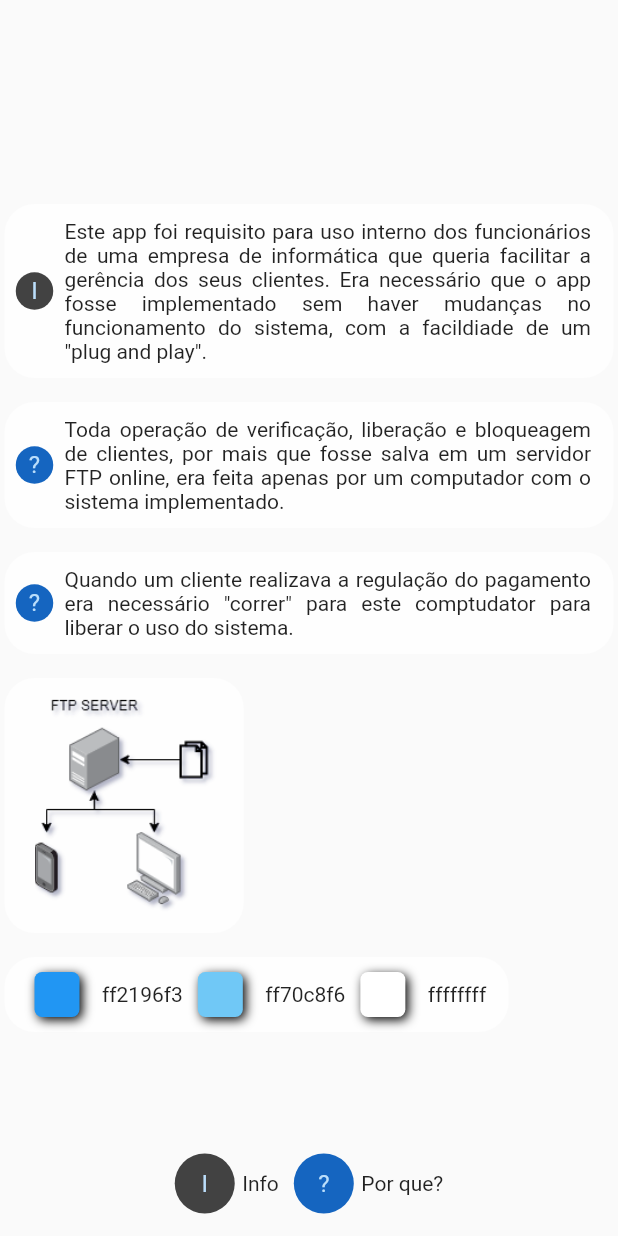
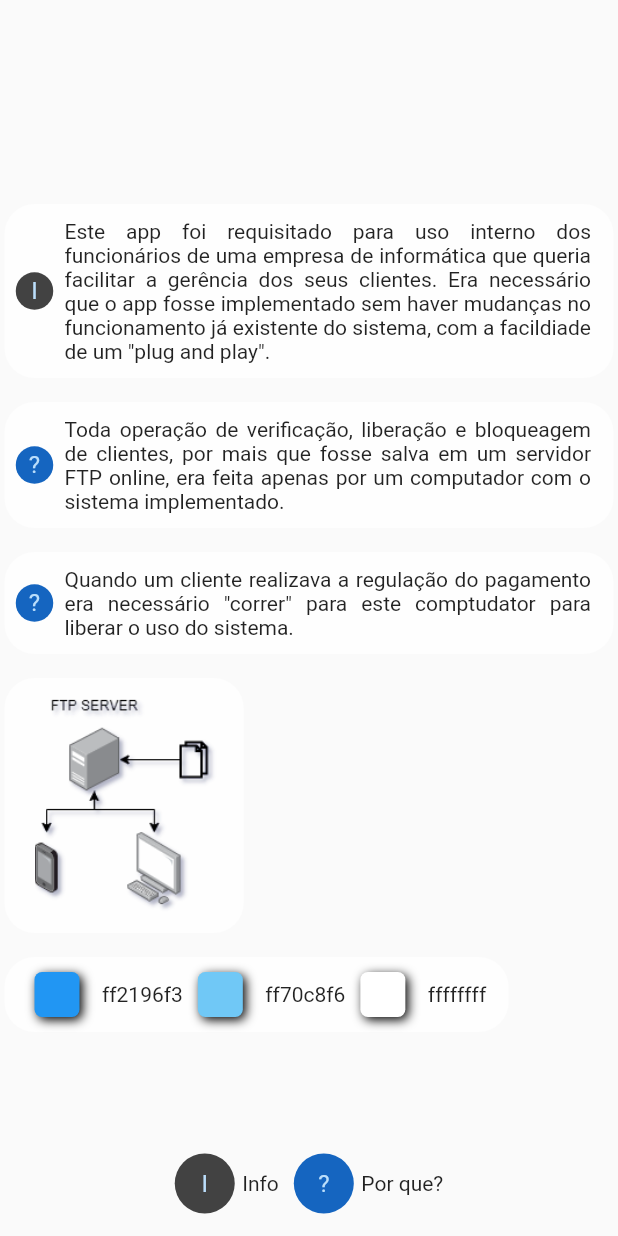
Before and after one commit to CabraKill/portfolio, a Flutter app: the Commercial1Page2 widget shown alone on an empty page, opened directly, on a phone screen of 412 x 824 dp. Run offline on Flutter 3.47's test engine with Material 2 defaults, Android fonts, the phone set to English and light mode, and no system bars; our stand-ins replace flare_flutter, get, video_player; missing offline and left inert: clipboard.

Commit message:
version 1.1.0; portuguese fixs

```diff
--- a/lib/pages/subpages/commercial1/commercial1_Page2.dart
+++ b/lib/pages/subpages/commercial1/commercial1_Page2.dart
@@ -26,7 +26,7 @@ class Commercial1Page2 extends StatelessWidget {
               children: [
                 const MyChip.info(
                     text:
-                        "Este app foi requisito para uso interno dos funcionários de uma empresa de informática que queria facilitar a gerência dos seus clientes. Era necessário que o app fosse implementado sem haver mudanças no funcionamento do sistema, com a facildiade de um \"plug and play\"."),
+                        "Este app foi requisitado para uso interno dos funcionários de uma empresa de informática que queria facilitar a gerência dos seus clientes. Era necessário que o app fosse implementado sem haver mudanças no funcionamento já existente do sistema, com a facildiade de um \"plug and play\"."),
                 const MyChip.why(
                   text:
                       "Toda operação de verificação, liberação e bloqueagem de clientes, por mais que fosse salva em um servidor FTP online, era feita apenas por um computador com o sistema implementado.",
--- a/lib/pages/subpages/commercial1/commercial1_Page3.dart
+++ b/lib/pages/subpages/commercial1/commercial1_Page3.dart
@@ -38,7 +38,7 @@ class Commercial1Page3 extends StatelessWidget {
                 ),
                 MyChip.meaning(
                     text:
-                        "A confirmações das operações também necessária para assegurar a mudanças dos dados críticos a operaão dos clientes."),
+                        "A confirmações das operações também é necessária para assegurar a mudanças dos dados críticos dea operação dos clientes."),
               ],
             ),
           )
--- a/lib/pages/subpages/commercial1/commercial1_Page4.dart
+++ b/lib/pages/subpages/commercial1/commercial1_Page4.dart
@@ -30,7 +30,7 @@ class Commercial1Page4 extends StatelessWidget {
                 ),
                 MyChip.meaning(
                     text:
-                        "Outra preocupação importante ao app era poder conferir os dados dos clientes, como nome e telefone, além da função de realizar chamadas direto do app para contatar os clientes."),
+                        "Outra preocupação importante ao app era poder conferir os dados dos clientes, como nome e telefone, além da função de realizar chamadas direto do app para contatá-los."),
                 MyChip.tecnology(text: "Flutter"),
                 MyChip.tecnology(text: "BLoc"),
                 MyChip.tecnology(text: "Shared Preferences"),
--- a/pubspec.yaml
+++ b/pubspec.yaml
@@ -3,7 +3,7 @@ description: A Portfolio to seek for what I am.
 
 publish_to: 'none' # Remove this line if you wish to publish to pub.dev
 
-version: 1.0.9 #+1
+version: 1.1.0 #+1
 
 environment:
   sdk: ">=2.7.0 <3.0.0"
```
Also changed, not shown: lib/pages/subpages/intro/intro_Page.dart (+7 -0 lines), 3 other files.
